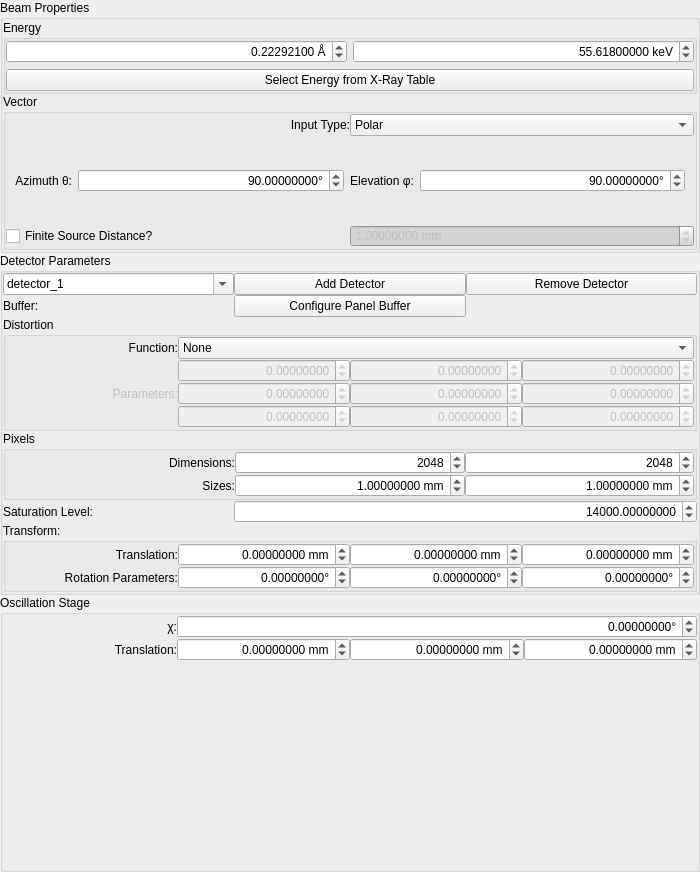
First picture: the form in hexrdgui/resources/ui/instrument_form_view_widget.ui, repository HEXRD/hexrdgui, before the edit.
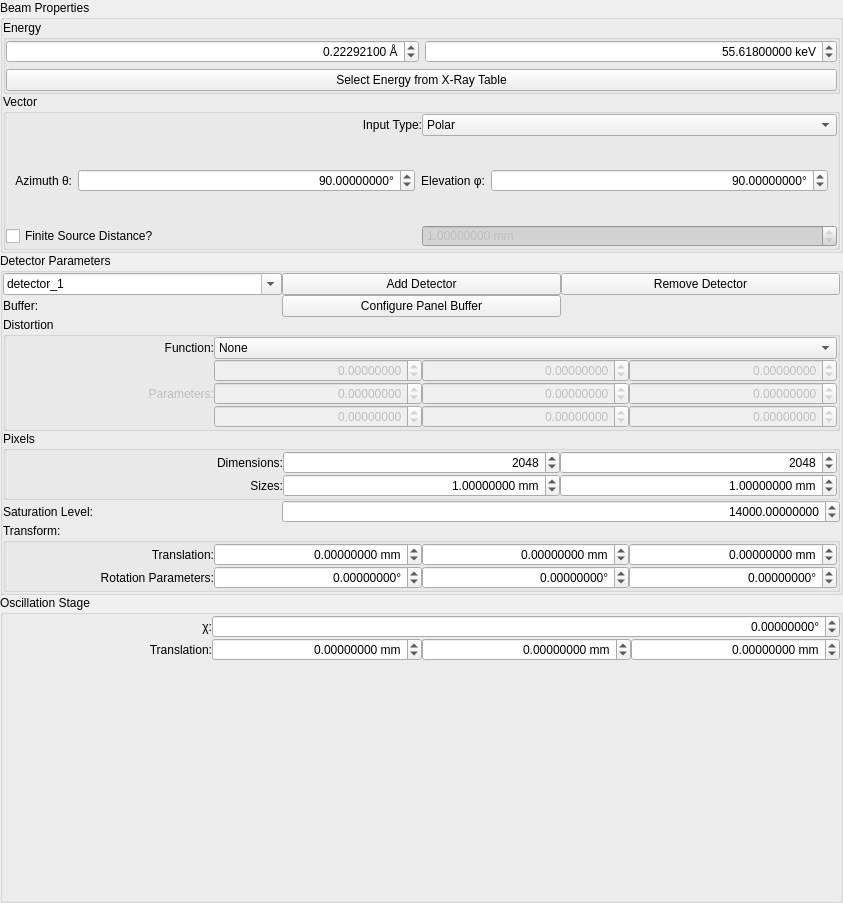
Second picture: the form after the edit. Custom widgets are drawn as their Qt base class.

Diff of the .ui file:
```diff
--- a/hexrdgui/resources/ui/instrument_form_view_widget.ui
+++ b/hexrdgui/resources/ui/instrument_form_view_widget.ui
@@ -6,8 +6,8 @@
    <rect>
     <x>0</x>
     <y>0</y>
-    <width>700</width>
-    <height>872</height>
+    <width>843</width>
+    <height>903</height>
    </rect>
   </property>
   <layout class="QVBoxLayout" name="verticalLayout_2">
```
